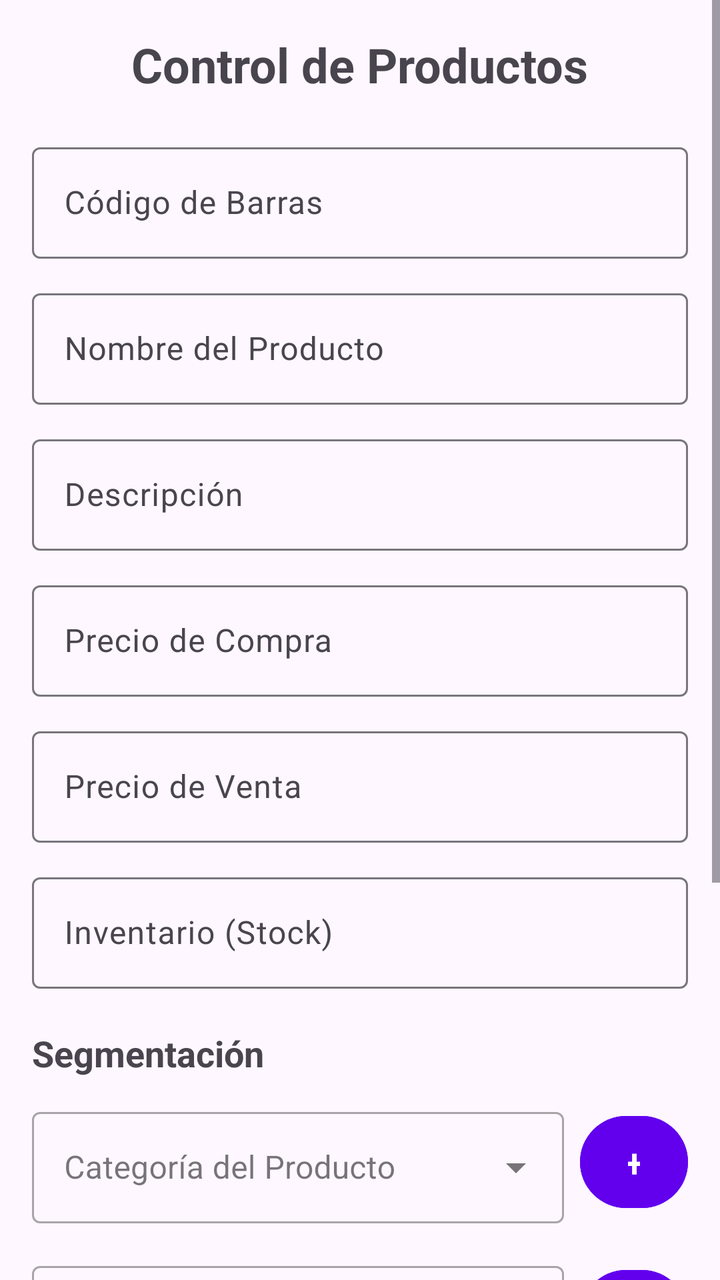
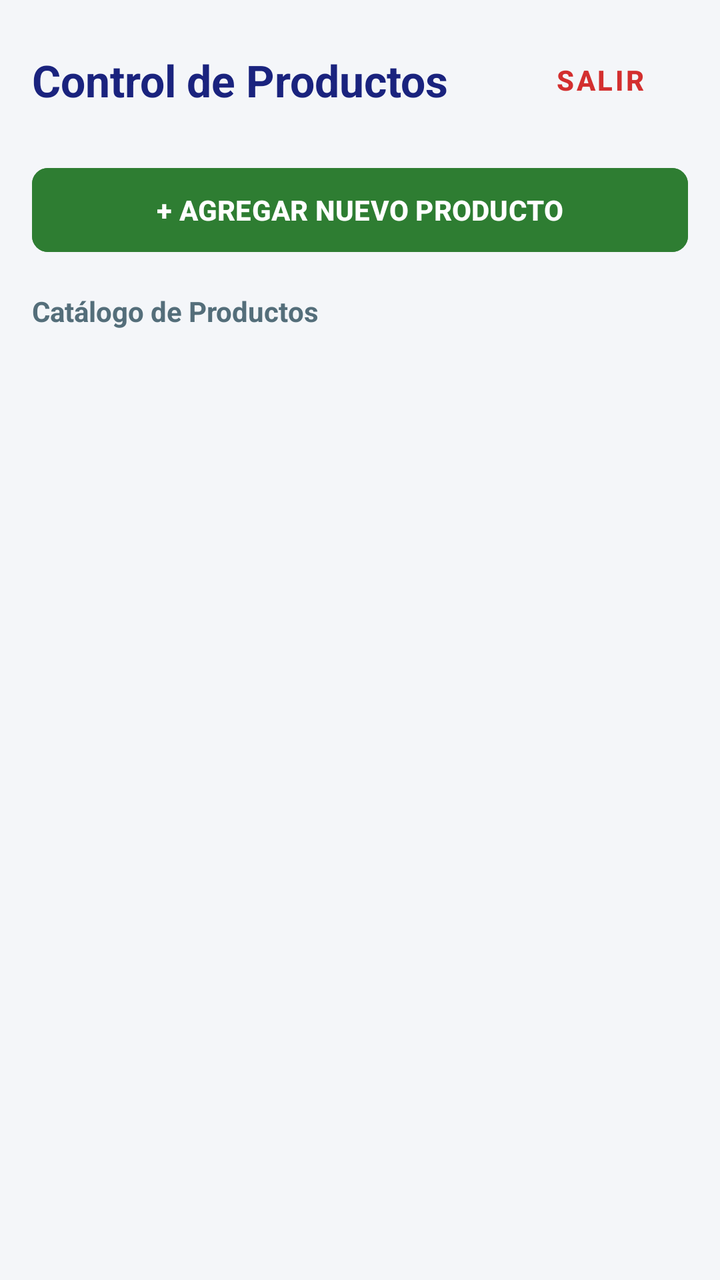

An Android layout rendered at two revisions. The XML below is the earlier revision; the diff shows what the commit changed to produce the second picture.
<!-- AndroidManifest.xml: application theme Theme.CrudProductos -->
<!-- res/layout/activity_productos.xml -->
<?xml version="1.0" encoding="utf-8"?>
<ScrollView xmlns:android="http://schemas.android.com/apk/res/android"
    xmlns:app="http://schemas.android.com/apk/res-auto"
    android:layout_width="match_parent"
    android:layout_height="match_parent"
    android:fillViewport="true">

    <LinearLayout
        android:layout_width="match_parent"
        android:layout_height="wrap_content"
        android:orientation="vertical"
        android:padding="16dp">

        <TextView
            android:layout_width="wrap_content"
            android:layout_height="wrap_content"
            android:text="Control de Productos"
            android:textSize="24sp"
            android:textStyle="bold"
            android:layout_gravity="center"
            android:layout_marginBottom="20dp" />

        
        <com.google.android.material.textfield.TextInputLayout
            android:layout_width="match_parent"
            android:layout_height="wrap_content"
            android:layout_marginBottom="12dp"
            android:hint="Código de Barras">
            <com.google.android.material.textfield.TextInputEditText
                android:id="@+id/etCodigoBarras"
                android:layout_width="match_parent"
                android:layout_height="wrap_content"
                android:inputType="text" />
        </com.google.android.material.textfield.TextInputLayout>

        <com.google.android.material.textfield.TextInputLayout
            android:layout_width="match_parent"
            android:layout_height="wrap_content"
            android:layout_marginBottom="12dp"
            android:hint="Nombre del Producto">
            <com.google.android.material.textfield.TextInputEditText
                android:id="@+id/etNombreProducto"
                android:layout_width="match_parent"
                android:layout_height="wrap_content"
                android:inputType="text" />
        </com.google.android.material.textfield.TextInputLayout>

        <com.google.android.material.textfield.TextInputLayout
            android:layout_width="match_parent"
            android:layout_height="wrap_content"
            android:layout_marginBottom="12dp"
            android:hint="Descripción">
            <com.google.android.material.textfield.TextInputEditText
                android:id="@+id/etDescripcion"
                android:layout_width="match_parent"
                android:layout_height="wrap_content"
                android:inputType="text" />
        </com.google.android.material.textfield.TextInputLayout>

        <com.google.android.material.textfield.TextInputLayout
            android:layout_width="match_parent"
            android:layout_height="wrap_content"
            android:layout_marginBottom="12dp"
            android:hint="Precio de Compra">
            <com.google.android.material.textfield.TextInputEditText
                android:id="@+id/etPrecioCompra"
                android:layout_width="match_parent"
                android:layout_height="wrap_content"
                android:inputType="numberDecimal" />
        </com.google.android.material.textfield.TextInputLayout>

        <com.google.android.material.textfield.TextInputLayout
            android:layout_width="match_parent"
            android:layout_height="wrap_content"
            android:layout_marginBottom="12dp"
            android:hint="Precio de Venta">
            <com.google.android.material.textfield.TextInputEditText
                android:id="@+id/etPrecioVenta"
                android:layout_width="match_parent"
                android:layout_height="wrap_content"
                android:inputType="numberDecimal" />
        </com.google.android.material.textfield.TextInputLayout>

        <com.google.android.material.textfield.TextInputLayout
            android:layout_width="match_parent"
            android:layout_height="wrap_content"
            android:layout_marginBottom="20dp"
            android:hint="Inventario (Stock)">
            <com.google.android.material.textfield.TextInputEditText
                android:id="@+id/etInventario"
                android:layout_width="match_parent"
                android:layout_height="wrap_content"
                android:inputType="number" />
        </com.google.android.material.textfield.TextInputLayout>

        
        <TextView
            android:layout_width="wrap_content"
            android:layout_height="wrap_content"
            android:text="Segmentación"
            android:textStyle="bold"
            android:textSize="18sp"
            android:layout_marginBottom="12dp"/>

        <LinearLayout
            android:layout_width="match_parent"
            android:layout_height="wrap_content"
            android:orientation="horizontal"
            android:gravity="center_vertical"
            android:layout_marginBottom="16dp">
            <com.google.android.material.textfield.TextInputLayout
                style="@style/Widget.MaterialComponents.TextInputLayout.OutlinedBox.ExposedDropdownMenu"
                android:layout_width="0dp"
                android:layout_height="wrap_content"
                android:layout_weight="1"
                android:hint="Categoría del Producto">
                <AutoCompleteTextView
                    android:id="@+id/spinnerCategoria"
                    android:layout_width="match_parent"
                    android:layout_height="wrap_content"
                    android:inputType="none" />
            </com.google.android.material.textfield.TextInputLayout>
            <Button
                android:id="@+id/btnNuevaCategoria"
                android:layout_width="54dp"
                android:layout_height="54dp"
                android:layout_marginStart="8dp"
                android:text="+"
                android:backgroundTint="#6200EE"
                android:textSize="20sp" />
        </LinearLayout>

        <LinearLayout
            android:layout_width="match_parent"
            android:layout_height="wrap_content"
            android:orientation="horizontal"
            android:gravity="center_vertical"
            android:layout_marginBottom="24dp">
            <com.google.android.material.textfield.TextInputLayout
                style="@style/Widget.MaterialComponents.TextInputLayout.OutlinedBox.ExposedDropdownMenu"
                android:layout_width="0dp"
                android:layout_height="wrap_content"
                android:layout_weight="1"
                android:hint="Marca del Producto">
                <AutoCompleteTextView
                    android:id="@+id/spinnerMarca"
                    android:layout_width="match_parent"
                    android:layout_height="wrap_content"
                    android:inputType="none" />
            </com.google.android.material.textfield.TextInputLayout>
            <Button
                android:id="@+id/btnNuevaMarca"
                android:layout_width="54dp"
                android:layout_height="54dp"
                android:layout_marginStart="8dp"
                android:text="+"
                android:backgroundTint="#6200EE"
                android:textSize="20sp" />
        </LinearLayout>

        
        <GridLayout
            android:layout_width="match_parent"
            android:layout_height="wrap_content"
            android:columnCount="2"
            android:rowCount="3"
            android:layout_marginBottom="20dp">

            
            <Button
                android:id="@+id/btnAlta"
                android:layout_width="0dp"
                android:layout_height="wrap_content"
                android:layout_columnWeight="1"
                android:layout_margin="4dp"
                android:text="Alta"
                android:backgroundTint="#2E7D32"
                android:textColor="#FFFFFF" />

            
            <Button
                android:id="@+id/btnBaja"
                android:layout_width="0dp"
                android:layout_height="wrap_content"
                android:layout_columnWeight="1"
                android:layout_margin="4dp"
                android:text="Baja"
                android:backgroundTint="#C62828"
                android:textColor="#FFFFFF" />

            
            <Button
                android:id="@+id/btnConsulta"
                android:layout_width="0dp"
                android:layout_height="wrap_content"
                android:layout_columnWeight="1"
                android:layout_margin="4dp"
                android:text="Consultar"
                android:backgroundTint="#1565C0"
                android:textColor="#FFFFFF" />

            
            <Button
                android:id="@+id/btnModificar"
                android:layout_width="0dp"
                android:layout_height="wrap_content"
                android:layout_columnWeight="1"
                android:layout_margin="4dp"
                android:text="Modificar"
                android:backgroundTint="#EF6C00"
                android:textColor="#FFFFFF" />

            
            <Button
                android:id="@+id/btnVenta"
                android:layout_width="0dp"
                android:layout_height="wrap_content"
                android:layout_columnWeight="1"
                android:layout_margin="4dp"
                android:text="Vender (Stock -1)"
                android:backgroundTint="#6A1B9A"
                android:textColor="#FFFFFF" />

            
            <Button
                android:id="@+id/btnCerrarSesion"
                android:layout_width="0dp"
                android:layout_height="wrap_content"
                android:layout_columnWeight="1"
                android:layout_margin="4dp"
                android:text="Salir"
                android:backgroundTint="#37474F"
                android:textColor="#FFFFFF" />
        </GridLayout>

    </LinearLayout>
</ScrollView>
<!-- resources referenced by this layout -->
<resources>
  <style name="Theme.CrudProductos" parent="Base.Theme.CrudProductos" />
  <style name="Base.Theme.CrudProductos" parent="Theme.Material3.DayNight.NoActionBar">
          
          
      </style>
</resources>

<!-- the commit's change to res/layout/activity_productos.xml (unified diff, before → after) -->
@@ -1,237 +1,63 @@
 <?xml version="1.0" encoding="utf-8"?>
-<ScrollView xmlns:android="http://schemas.android.com/apk/res/android"
+<LinearLayout xmlns:android="http://schemas.android.com/apk/res/android"
     xmlns:app="http://schemas.android.com/apk/res-auto"
     android:layout_width="match_parent"
     android:layout_height="match_parent"
-    android:fillViewport="true">
+    android:orientation="vertical"
+    android:background="#F4F6F9"
+    android:padding="16dp">
 
-    <LinearLayout
+    <RelativeLayout
         android:layout_width="match_parent"
         android:layout_height="wrap_content"
-        android:orientation="vertical"
-        android:padding="16dp">
+        android:layout_marginBottom="16dp">
 
         <TextView
             android:layout_width="wrap_content"
             android:layout_height="wrap_content"
             android:text="Control de Productos"
-            android:textSize="24sp"
+            android:textSize="22sp"
             android:textStyle="bold"
-            android:layout_gravity="center"
-            android:layout_marginBottom="20dp" />
+            android:textColor="#1A237E"
+            android:layout_centerVertical="true" />
 
-        
-        <com.google.android.material.textfield.TextInputLayout
-            android:layout_width="match_parent"
-            android:layout_height="wrap_content"
-            android:layout_marginBottom="12dp"
-            android:hint="Código de Barras">
-            <com.google.android.material.textfield.TextInputEditText
-                android:id="@+id/etCodigoBarras"
-                android:layout_width="match_parent"
-                android:layout_height="wrap_content"
-                android:inputType="text" />
-        </com.google.android.material.textfield.TextInputLayout>
-
-        <com.google.android.material.textfield.TextInputLayout
-            android:layout_width="match_parent"
-            android:layout_height="wrap_content"
-            android:layout_marginBottom="12dp"
-            android:hint="Nombre del Producto">
-            <com.google.android.material.textfield.TextInputEditText
-                android:id="@+id/etNombreProducto"
-                android:layout_width="match_parent"
-                android:layout_height="wrap_content"
-                android:inputType="text" />
-        </com.google.android.material.textfield.TextInputLayout>
-
-        <com.google.android.material.textfield.TextInputLayout
-            android:layout_width="match_parent"
-            android:layout_height="wrap_content"
-            android:layout_marginBottom="12dp"
-            android:hint="Descripción">
-            <com.google.android.material.textfield.TextInputEditText
-                android:id="@+id/etDescripcion"
-                android:layout_width="match_parent"
-                android:layout_height="wrap_content"
-                android:inputType="text" />
-        </com.google.android.material.textfield.TextInputLayout>
-
-        <com.google.android.material.textfield.TextInputLayout
-            android:layout_width="match_parent"
-            android:layout_height="wrap_content"
-            android:layout_marginBottom="12dp"
-            android:hint="Precio de Compra">
-            <com.google.android.material.textfield.TextInputEditText
-                android:id="@+id/etPrecioCompra"
-                android:layout_width="match_parent"
-                android:layout_height="wrap_content"
-                android:inputType="numberDecimal" />
-        </com.google.android.material.textfield.TextInputLayout>
-
-        <com.google.android.material.textfield.TextInputLayout
-            android:layout_width="match_parent"
-            android:layout_height="wrap_content"
-            android:layout_marginBottom="12dp"
-            android:hint="Precio de Venta">
-            <com.google.android.material.textfield.TextInputEditText
-                android:id="@+id/etPrecioVenta"
-                android:layout_width="match_parent"
-                android:layout_height="wrap_content"
-                android:inputType="numberDecimal" />
-        </com.google.android.material.textfield.TextInputLayout>
-
-        <com.google.android.material.textfield.TextInputLayout
-            android:layout_width="match_parent"
-            android:layout_height="wrap_content"
-            android:layout_marginBottom="20dp"
-            android:hint="Inventario (Stock)">
-            <com.google.android.material.textfield.TextInputEditText
-                android:id="@+id/etInventario"
-                android:layout_width="match_parent"
-                android:layout_height="wrap_content"
-                android:inputType="number" />
-        </com.google.android.material.textfield.TextInputLayout>
-
-        
-        <TextView
+        <Button
+            android:id="@+id/btnCerrarSesion"
+            style="@style/Widget.MaterialComponents.Button.TextButton"
             android:layout_width="wrap_content"
             android:layout_height="wrap_content"
-            android:text="Segmentación"
-            android:textStyle="bold"
-            android:textSize="18sp"
-            android:layout_marginBottom="12dp"/>
+            android:layout_alignParentEnd="true"
+            android:text="Salir"
+            android:textColor="#D32F2F"
+            android:textStyle="bold" />
+    </RelativeLayout>
 
-        <LinearLayout
-            android:layout_width="match_parent"
-            android:layout_height="wrap_content"
-            android:orientation="horizontal"
-            android:gravity="center_vertical"
-            android:layout_marginBottom="16dp">
-            <com.google.android.material.textfield.TextInputLayout
-                style="@style/Widget.MaterialComponents.TextInputLayout.OutlinedBox.ExposedDropdownMenu"
-                android:layout_width="0dp"
-                android:layout_height="wrap_content"
-                android:layout_weight="1"
-                android:hint="Categoría del Producto">
-                <AutoCompleteTextView
-                    android:id="@+id/spinnerCategoria"
-                    android:layout_width="match_parent"
-                    android:layout_height="wrap_content"
-                    android:inputType="none" />
-            </com.google.android.material.textfield.TextInputLayout>
-            <Button
-                android:id="@+id/btnNuevaCategoria"
-                android:layout_width="54dp"
-                android:layout_height="54dp"
-                android:layout_marginStart="8dp"
-                android:text="+"
-                android:backgroundTint="#6200EE"
-                android:textSize="20sp" />
-        </LinearLayout>
+    <Button
+        android:id="@+id/btnAlta"
+        android:layout_width="match_parent"
+        android:layout_height="50dp"
+        android:layout_marginBottom="16dp"
+        android:text="+ AGREGAR NUEVO PRODUCTO"
+        android:backgroundTint="#2E7D32"
+        android:textColor="#FFFFFF"
+        android:textStyle="bold"
+        app:cornerRadius="8dp" />
 
-        <LinearLayout
-            android:layout_width="match_parent"
-            android:layout_height="wrap_content"
-            android:orientation="horizontal"
-            android:gravity="center_vertical"
-            android:layout_marginBottom="24dp">
-            <com.google.android.material.textfield.TextInputLayout
-                style="@style/Widget.MaterialComponents.TextInputLayout.OutlinedBox.ExposedDropdownMenu"
-                android:layout_width="0dp"
-                android:layout_height="wrap_content"
-                android:layout_weight="1"
-                android:hint="Marca del Producto">
-                <AutoCompleteTextView
-                    android:id="@+id/spinnerMarca"
-                    android:layout_width="match_parent"
-                    android:layout_height="wrap_content"
-                    android:inputType="none" />
-            </com.google.android.material.textfield.TextInputLayout>
-            <Button
-                android:id="@+id/btnNuevaMarca"
-                android:layout_width="54dp"
-                android:layout_height="54dp"
-                android:layout_marginStart="8dp"
-                android:text="+"
-                android:backgroundTint="#6200EE"
-                android:textSize="20sp" />
-        </LinearLayout>
+    <TextView
+        android:layout_width="wrap_content"
+        android:layout_height="wrap_content"
+        android:text="Catálogo de Productos"
+        android:textSize="14sp"
+        android:textStyle="bold"
+        android:textColor="#546E7A"
+        android:layout_marginBottom="8dp" />
 
-        
-        <GridLayout
-            android:layout_width="match_parent"
-            android:layout_height="wrap_content"
-            android:columnCount="2"
-            android:rowCount="3"
-            android:layout_marginBottom="20dp">
+    <androidx.recyclerview.widget.RecyclerView
+        android:id="@+id/rvProductos"
+        android:layout_width="match_parent"
+        android:layout_height="0dp"
+        android:layout_weight="1"
+        android:clipToPadding="false"
+        android:paddingBottom="8dp" />
 
-            
-            <Button
-                android:id="@+id/btnAlta"
-                android:layout_width="0dp"
-                android:layout_height="wrap_content"
-                android:layout_columnWeight="1"
-                android:layout_margin="4dp"
-                android:text="Alta"
-                android:backgroundTint="#2E7D32"
-                android:textColor="#FFFFFF" />
-
-            
-            <Button
-                android:id="@+id/btnBaja"
-                android:layout_width="0dp"
-                android:layout_height="wrap_content"
-                android:layout_columnWeight="1"
-                android:layout_margin="4dp"
-                android:text="Baja"
-                android:backgroundTint="#C62828"
-                android:textColor="#FFFFFF" />
-
-            
-            <Button
-                android:id="@+id/btnConsulta"
-                android:layout_width="0dp"
-                android:layout_height="wrap_content"
-                android:layout_columnWeight="1"
-                android:layout_margin="4dp"
-                android:text="Consultar"
-                android:backgroundTint="#1565C0"
-                android:textColor="#FFFFFF" />
-
-            
-            <Button
-                android:id="@+id/btnModificar"
-                android:layout_width="0dp"
-                android:layout_height="wrap_content"
-                android:layout_columnWeight="1"
-                android:layout_margin="4dp"
-                android:text="Modificar"
-                android:backgroundTint="#EF6C00"
-                android:textColor="#FFFFFF" />
-
-            
-            <Button
-                android:id="@+id/btnVenta"
-                android:layout_width="0dp"
-                android:layout_height="wrap_content"
-                android:layout_columnWeight="1"
-                android:layout_margin="4dp"
-                android:text="Vender (Stock -1)"
-                android:backgroundTint="#6A1B9A"
-                android:textColor="#FFFFFF" />
-
-            
-            <Button
-                android:id="@+id/btnCerrarSesion"
-                android:layout_width="0dp"
-                android:layout_height="wrap_content"
-                android:layout_columnWeight="1"
-                android:layout_margin="4dp"
-                android:text="Salir"
-                android:backgroundTint="#37474F"
-                android:textColor="#FFFFFF" />
-        </GridLayout>
-
-    </LinearLayout>
-</ScrollView>
+</LinearLayout>
